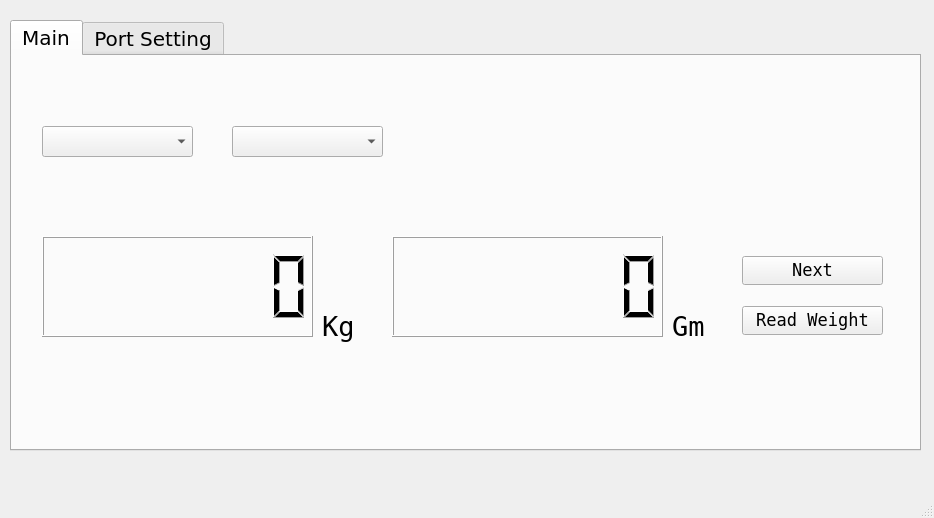
First picture: the form in serialguicomm.ui, repository Vittaly/rsbp_weight, before the edit.
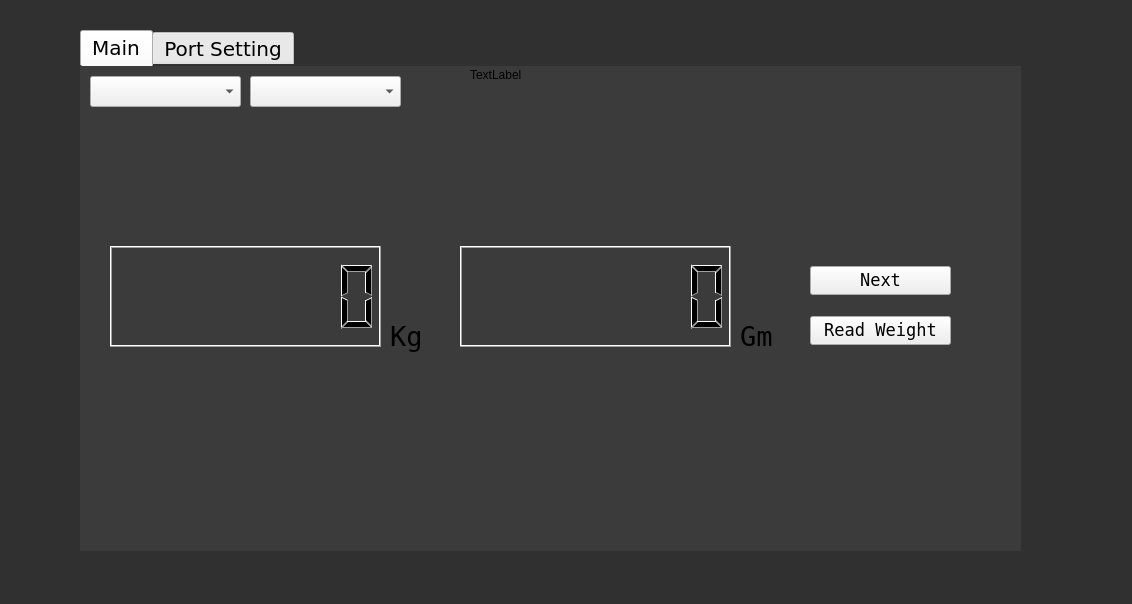
Second picture: the form after the edit.

Commit message: first design change, add fullScreeen mode

What changed in the file:
```diff
--- a/serialguicomm.ui
+++ b/serialguicomm.ui
@@ -6,10 +6,431 @@
    <rect>
     <x>0</x>
     <y>0</y>
-    <width>934</width>
-    <height>518</height>
+    <width>1132</width>
+    <height>604</height>
    </rect>
   </property>
+  <property name="sizePolicy">
+   <sizepolicy hsizetype="Maximum" vsizetype="Maximum">
+    <horstretch>0</horstretch>
+    <verstretch>0</verstretch>
+   </sizepolicy>
+  </property>
+  <property name="palette">
+   <palette>
+    <active>
+     <colorrole role="WindowText">
+      <brush brushstyle="SolidPattern">
+       <color alpha="255">
+        <red>255</red>
+        <green>255</green>
+        <blue>255</blue>
+       </color>
+      </brush>
+     </colorrole>
+     <colorrole role="Button">
+      <brush brushstyle="SolidPattern">
+       <color alpha="255">
+        <red>48</red>
+        <green>48</green>
+        <blue>48</blue>
+       </color>
+      </brush>
+     </colorrole>
+     <colorrole role="Light">
+      <brush brushstyle="SolidPattern">
+       <color alpha="255">
+        <red>72</red>
+        <green>72</green>
+        <blue>72</blue>
+       </color>
+      </brush>
+     </colorrole>
+     <colorrole role="Midlight">
+      <brush brushstyle="SolidPattern">
+       <color alpha="255">
+        <red>60</red>
+        <green>60</green>
+        <blue>60</blue>
+       </color>
+      </brush>
+     </colorrole>
+     <colorrole role="Dark">
+      <brush brushstyle="SolidPattern">
+       <color alpha="255">
+        <red>24</red>
+        <green>24</green>
+        <blue>24</blue>
+       </color>
+      </brush>
+     </colorrole>
+     <colorrole role="Mid">
+      <brush brushstyle="SolidPattern">
+       <color alpha="255">
+        <red>32</red>
+        <green>32</green>
+        <blue>32</blue>
+       </color>
+      </brush>
+     </colorrole>
+     <colorrole role="Text">
+      <brush brushstyle="SolidPattern">
+       <color alpha="255">
+        <red>255</red>
+        <green>255</green>
+        <blue>255</blue>
+       </color>
+      </brush>
+     </colorrole>
+     <colorrole role="BrightText">
+      <brush brushstyle="SolidPattern">
+       <color alpha="255">
+        <red>255</red>
+        <green>255</green>
+        <blue>255</blue>
+       </color>
+      </brush>
+     </colorrole>
+     <colorrole role="ButtonText">
+      <brush brushstyle="SolidPattern">
+       <color alpha="255">
+        <red>255</red>
+        <green>255</green>
+        <blue>255</blue>
+       </color>
+      </brush>
+     </colorrole>
+     <colorrole role="Base">
+      <brush brushstyle="SolidPattern">
+       <color alpha="255">
+        <red>0</red>
+        <green>0</green>
+        <blue>0</blue>
+       </color>
+      </brush>
+     </colorrole>
+     <colorrole role="Window">
+      <brush brushstyle="SolidPattern">
+       <color alpha="255">
+        <red>48</red>
+        <green>48</green>
+        <blue>48</blue>
+       </color>
+      </brush>
+     </colorrole>
+     <colorrole role="Shadow">
+      <brush brushstyle="SolidPattern">
+       <color alpha="255">
+        <red>0</red>
+        <green>0</green>
+        <blue>0</blue>
+       </color>
+      </brush>
+     </colorrole>
+     <colorrole role="AlternateBase">
+      <brush brushstyle="SolidPattern">
+       <color alpha="255">
+        <red>24</red>
+        <green>24</green>
+        <blue>24</blue>
+       </color>
+      </brush>
+     </colorrole>
+     <colorrole role="ToolTipBase">
+      <brush brushstyle="SolidPattern">
+       <color alpha="255">
+        <red>255</red>
+        <green>255</green>
+        <blue>220</blue>
+       </color>
+      </brush>
+     </colorrole>
+     <colorrole role="ToolTipText">
+      <brush brushstyle="SolidPattern">
+       <color alpha="255">
+        <red>0</red>
+        <green>0</green>
+        <blue>0</blue>
+       </color>
+      </brush>
+     </colorrole>
+    </active>
+    <inactive>
+     <colorrole role="WindowText">
+      <brush brushstyle="SolidPattern">
+       <color alpha="255">
+        <red>255</red>
+        <green>255</green>
+        <blue>255</blue>
+       </color>
+      </brush>
+     </colorrole>
+     <colorrole role="Button">
+      <brush brushstyle="SolidPattern">
+       <color alpha="255">
+        <red>48</red>
+        <green>48</green>
+        <blue>48</blue>
+       </color>
+      </brush>
+     </colorrole>
+     <colorrole role="Light">
+      <brush brushstyle="SolidPattern">
+       <color alpha="255">
+        <red>72</red>
+        <green>72</green>
+        <blue>72</blue>
+       </color>
+      </brush>
+     </colorrole>
+     <colorrole role="Midlight">
+      <brush brushstyle="SolidPattern">
+       <color alpha="255">
+        <red>60</red>
+        <green>60</green>
+        <blue>60</blue>
+       </color>
+      </brush>
+     </colorrole>
+     <colorrole role="Dark">
+      <brush brushstyle="SolidPattern">
+       <color alpha="255">
+        <red>24</red>
+        <green>24</green>
+        <blue>24</blue>
+       </color>
+      </brush>
+     </colorrole>
+     <colorrole role="Mid">
+      <brush brushstyle="SolidPattern">
+       <color alpha="255">
+        <red>32</red>
+        <green>32</green>
+        <blue>32</blue>
+       </color>
+      </brush>
+     </colorrole>
+     <colorrole role="Text">
+      <brush brushstyle="SolidPattern">
+       <color alpha="255">
+        <red>255</red>
+        <green>255</green>
+        <blue>255</blue>
+       </color>
+      </brush>
+     </colorrole>
+     <colorrole role="BrightText">
+      <brush brushstyle="SolidPattern">
+       <color alpha="255">
+        <red>255</red>
+        <green>255</green>
+        <blue>255</blue>
+       </color>
+      </brush>
+     </colorrole>
+     <colorrole role="ButtonText">
+      <brush brushstyle="SolidPattern">
+       <color alpha="255">
+        <red>255</red>
+        <green>255</green>
+        <blue>255</blue>
+       </color>
+      </brush>
+     </colorrole>
+     <colorrole role="Base">
+      <brush brushstyle="SolidPattern">
+       <color alpha="255">
+        <red>0</red>
+        <green>0</green>
+        <blue>0</blue>
+       </color>
+      </brush>
+     </colorrole>
+     <colorrole role="Window">
+      <brush brushstyle="SolidPattern">
+       <color alpha="255">
+        <red>48</red>
+        <green>48</green>
+        <blue>48</blue>
+       </color>
+      </brush>
+     </colorrole>
+     <colorrole role="Shadow">
+      <brush brushstyle="SolidPattern">
+       <color alpha="255">
+        <red>0</red>
+        <green>0</green>
+        <blue>0</blue>
+       </color>
+      </brush>
+     </colorrole>
+     <colorrole role="AlternateBase">
+      <brush brushstyle="SolidPattern">
+       <color alpha="255">
+        <red>24</red>
+        <green>24</green>
+        <blue>24</blue>
+       </color>
+      </brush>
+     </colorrole>
+     <colorrole role="ToolTipBase">
+      <brush brushstyle="SolidPattern">
+       <color alpha="255">
+        <red>255</red>
+        <green>255</green>
+        <blue>220</blue>
+       </color>
+      </brush>
+     </colorrole>
+     <colorrole role="ToolTipText">
+      <brush brushstyle="SolidPattern">
+       <color alpha="255">
+        <red>0</red>
+        <green>0</green>
+        <blue>0</blue>
+       </color>
+      </brush>
+     </colorrole>
+    </inactive>
+    <disabled>
+     <colorrole role="WindowText">
+      <brush brushstyle="SolidPattern">
+       <color alpha="255">
+        <red>24</red>
+        <green>24</green>
+        <blue>24</blue>
+       </color>
+      </brush>
+     </colorrole>
+     <colorrole role="Button">
+      <brush brushstyle="SolidPattern">
+       <color alpha="255">
+        <red>48</red>
+        <green>48</green>
+        <blue>48</blue>
+       </color>
+      </brush>
+     </colorrole>
+     <colorrole role="Light">
+      <brush brushstyle="SolidPattern">
+       <color alpha="255">
+        <red>72</red>
+        <green>72</green>
+        <blue>72</blue>
+       </color>
+      </brush>
+     </colorrole>
+     <colorrole role="Midlight">
+      <brush brushstyle="SolidPattern">
+       <color alpha="255">
+        <red>60</red>
+        <green>60</green>
+        <blue>60</blue>
+       </color>
+      </brush>
+     </colorrole>
+     <colorrole role="Dark">
+      <brush brushstyle="SolidPattern">
+       <color alpha="255">
+        <red>24</red>
+        <green>24</green>
+        <blue>24</blue>
+       </color>
+      </brush>
+     </colorrole>
+     <colorrole role="Mid">
+      <brush brushstyle="SolidPattern">
+       <color alpha="255">
+        <red>32</red>
+        <green>32</green>
+        <blue>32</blue>
+       </color>
+      </brush>
+     </colorrole>
+     <colorrole role="Text">
+      <brush brushstyle="SolidPattern">
+       <color alpha="255">
+        <red>24</red>
+        <green>24</green>
+        <blue>24</blue>
+       </color>
+      </brush>
+     </colorrole>
+     <colorrole role="BrightText">
+      <brush brushstyle="SolidPattern">
+       <color alpha="255">
+        <red>255</red>
+        <green>255</green>
+        <blue>255</blue>
+       </color>
+      </brush>
+     </colorrole>
+     <colorrole role="ButtonText">
+      <brush brushstyle="SolidPattern">
+       <color alpha="255">
+        <red>24</red>
+        <green>24</green>
+        <blue>24</blue>
+       </color>
+      </brush>
+     </colorrole>
+     <colorrole role="Base">
+      <brush brushstyle="SolidPattern">
+       <color alpha="255">
+        <red>48</red>
+        <green>48</green>
+        <blue>48</blue>
+       </color>
+      </brush>
+     </colorrole>
+     <colorrole role="Window">
+      <brush brushstyle="SolidPattern">
+       <color alpha="255">
+        <red>48</red>
+        <green>48</green>
+        <blue>48</blue>
+       </color>
+      </brush>
+     </colorrole>
+     <colorrole role="Shadow">
+      <brush brushstyle="SolidPattern">
+       <color alpha="255">
+        <red>0</red>
+        <green>0</green>
+        <blue>0</blue>
+       </color>
+      </brush>
+     </colorrole>
+     <colorrole role="AlternateBase">
+      <brush brushstyle="SolidPattern">
+       <color alpha="255">
+        <red>48</red>
+        <green>48</green>
+        <blue>48</blue>
+       </color>
+      </brush>
+     </colorrole>
+     <colorrole role="ToolTipBase">
+      <brush brushstyle="SolidPattern">
+       <color alpha="255">
+        <red>255</red>
+        <green>255</green>
+        <blue>220</blue>
+       </color>
+      </brush>
+     </colorrole>
+     <colorrole role="ToolTipText">
+      <brush brushstyle="SolidPattern">
+       <color alpha="255">
+        <red>0</red>
+        <green>0</green>
+        <blue>0</blue>
+       </color>
+      </brush>
+     </colorrole>
+    </disabled>
+   </palette>
+  </property>
   <property name="font">
    <font>
     <family>Verdana</family>
@@ -47,12 +468,172 @@
     </property>
     <property name="geometry">
      <rect>
-      <x>10</x>
-      <y>20</y>
-      <width>911</width>
-      <height>431</height>
+      <x>80</x>
+      <y>30</y>
+      <width>941</width>
+      <height>521</height>
      </rect>
     </property>
+    <property name="sizePolicy">
+     <sizepolicy hsizetype="Maximum" vsizetype="Maximum">
+      <horstretch>0</horstretch>
+      <verstretch>0</verstretch>
+     </sizepolicy>
+    </property>
+    <property name="palette">
+     <palette>
+      <active>
+       <colorrole role="Button">
+        <brush brushstyle="SolidPattern">
+         <color alpha="255">
+          <red>59</red>
+          <green>59</green>
+          <blue>59</blue>
+         </color>
+        </brush>
+       </colorrole>
+       <colorrole role="Base">
+        <brush brushstyle="SolidPattern">
+         <color alpha="255">
+          <red>59</red>
+          <green>59</green>
+          <blue>59</blue>
+         </color>
+        </brush>
+       </colorrole>
+       <colorrole role="Window">
+        <brush brushstyle="SolidPattern">
+         <color alpha="255">
+          <red>59</red>
+          <green>59</green>
+          <blue>59</blue>
+         </color>
+        </brush>
+       </colorrole>
+       <colorrole role="Highlight">
+        <brush brushstyle="SolidPattern">
+         <color alpha="255">
+          <red>45</red>
+          <green>132</green>
+          <blue>223</blue>
+         </color>
+        </brush>
+       </colorrole>
+       <colorrole role="NoRole">
+        <brush brushstyle="SolidPattern">
+         <color alpha="255">
+          <red>0</red>
+          <green>33</green>
+          <blue>16</blue>
+         </color>
+        </brush>
+       </colorrole>
+      </active>
+      <inactive>
+       <colorrole role="Button">
+        <brush brushstyle="SolidPattern">
+         <color alpha="255">
+          <red>59</red>
+          <green>59</green>
+          <blue>59</blue>
+         </color>
+        </brush>
+       </colorrole>
+       <colorrole role="Base">
+        <brush brushstyle="SolidPattern">
+         <color alpha="255">
+          <red>59</red>
+          <green>59</green>
+          <blue>59</blue>
+         </color>
+        </brush>
+       </colorrole>
+       <colorrole role="Window">
+        <brush brushstyle="SolidPattern">
+         <color alpha="255">
+          <red>59</red>
+          <green>59</green>
+          <blue>59</blue>
+         </color>
+        </brush>
+       </colorrole>
+       <colorrole role="Highlight">
+        <brush brushstyle="SolidPattern">
+         <color alpha="255">
+          <red>44</red>
+          <green>130</green>
+          <blue>221</blue>
+         </color>
+        </brush>
+       </colorrole>
+       <colorrole role="NoRole">
+        <brush brushstyle="SolidPattern">
+         <color alpha="255">
+          <red>0</red>
+          <green>0</green>
+          <blue>0</blue>
+         </color>
+        </brush>
+       </colorrole>
+      </inactive>
+      <disabled>
+       <colorrole role="Button">
+        <brush brushstyle="SolidPattern">
+         <color alpha="255">
+          <red>59</red>
+          <green>59</green>
+          <blue>59</blue>
+         </color>
+        </brush>
+       </colorrole>
+       <colorrole role="Base">
+        <brush brushstyle="SolidPattern">
+         <color alpha="255">
+          <red>59</red>
+          <green>59</green>
+          <blue>59</blue>
+         </color>
+        </brush>
+       </colorrole>
+       <colorrole role="Window">
+        <brush brushstyle="SolidPattern">
+         <color alpha="255">
+          <red>59</red>
+          <green>59</green>
+          <blue>59</blue>
+         </color>
+        </brush>
+       </colorrole>
+       <colorrole role="Highlight">
+        <brush brushstyle="SolidPattern">
+         <color alpha="255">
+          <red>54</red>
+          <green>54</green>
+          <blue>54</blue>
+         </color>
+        </brush>
+       </colorrole>
+       <colorrole role="NoRole">
+        <brush brushstyle="SolidPattern">
+         <color alpha="255">
+          <red>0</red>
+          <green>0</green>
+          <blue>0</blue>
+         </color>
+        </brush>
+       </colorrole>
+      </disabled>
+     </palette>
+    </property>
+    <property name="autoFillBackground">
+     <bool>false</bool>
+    </property>
+    <property name="styleSheet">
+     <string notr="true">
+#tab_9, #tabWidget, #tabWidget::pane, #tabWidget::tab:hover, #tabWidget::tab:!selected {
+    background: rgb(59, 59, 59);
+}</string>
+    </property>
     <property name="tabShape">
      <enum>QTabWidget::Rounded</enum>
     </property>
@@ -63,6 +644,12 @@
      <enum>Qt::ElideNone</enum>
     </property>
     <widget class="QWidget" name="tab_9">
+     <property name="styleSheet">
+      <string notr="true">#tabPane {
+    background-color: blue;
+    border : 10px solid yellow;
+}</string>
+     </property>
      <attribute name="title">
       <string>Main</string>
      </attribute>
@@ -119,8 +706,8 @@
      <widget class="QComboBox" name="comboBox2">
       <property name="geometry">
        <rect>
-        <x>30</x>
-        <y>70</y>
+        <x>10</x>
+        <y>10</y>
         <width>151</width>
         <height>31</height>
        </rect>
@@ -204,8 +791,8 @@
      <widget class="QComboBox" name="comboBox1">
       <property name="geometry">
        <rect>
-        <x>220</x>
-        <y>70</y>
+        <x>170</x>
+        <y>10</y>
         <width>151</width>
         <height>31</height>
        </rect>
@@ -264,6 +851,25 @@
        <string>Kg</string>
       </property>
      </widget>
+     <widget class="QLabel" name="label_img">
+      <property name="geometry">
+       <rect>
+        <x>390</x>
+        <y>0</y>
+        <width>54</width>
+        <height>17</height>
+       </rect>
+      </property>
+      <property name="sizePolicy">
+       <sizepolicy hsizetype="MinimumExpanding" vsizetype="MinimumExpanding">
+        <horstretch>0</horstretch>
+        <verstretch>0</verstretch>
+       </sizepolicy>
+      </property>
+      <property name="text">
+       <string>TextLabel</string>
+      </property>
+     </widget>
     </widget>
     <widget class="QWidget" name="tab_10">
      <attribute name="title">
@@ -706,17 +1312,6 @@
     </widget>
    </widget>
   </widget>
-  <widget class="QMenuBar" name="menubar">
-   <property name="geometry">
-    <rect>
-     <x>0</x>
-     <y>0</y>
-     <width>934</width>
-     <height>29</height>
-    </rect>
-   </property>
-  </widget>
-  <widget class="QStatusBar" name="statusbar"/>
  </widget>
  <resources/>
  <connections/>
```
The commit also changes 3 other files.
